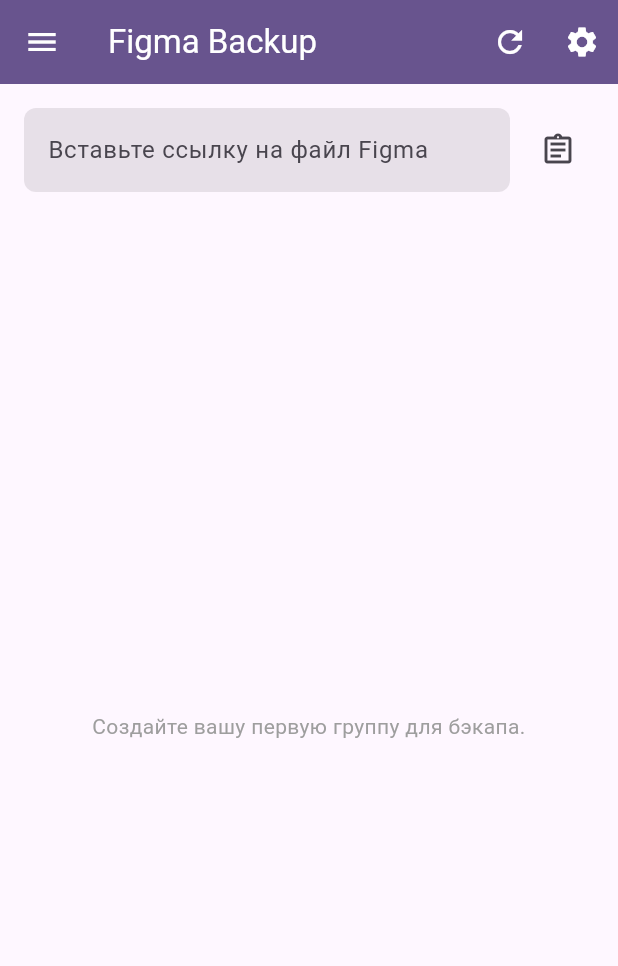
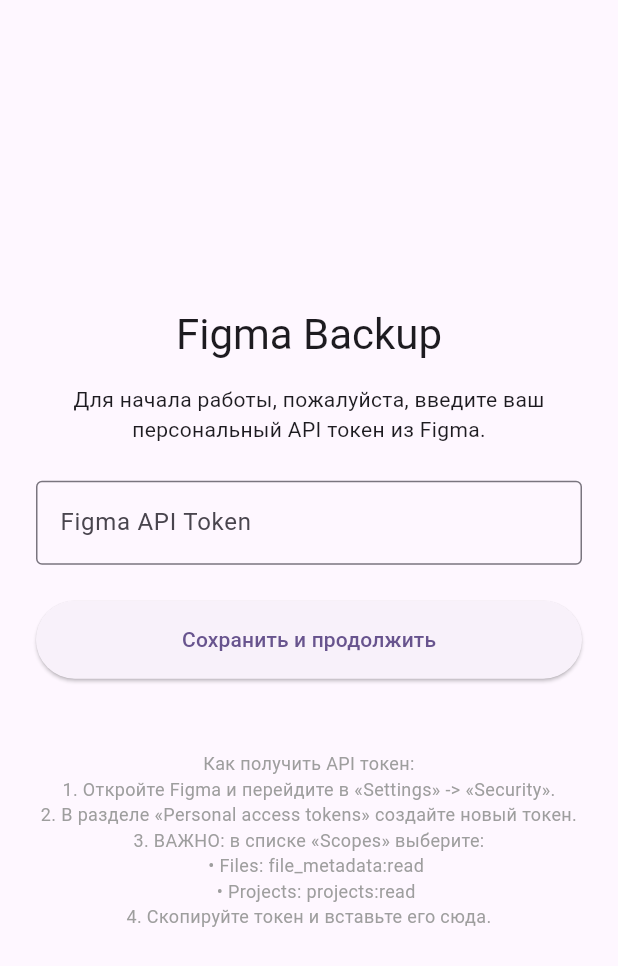
Before and after one commit to xripunov/figma_backup, a Flutter app: the screen it shows after launch, on a phone screen of 412 x 824 dp. Shown: the top 966 px of the screen. Run offline on Flutter 3.47's test engine with Material 3 defaults, Android fonts, the phone set to English and light mode, and no system bars; our stand-ins replace file_picker, shared_preferences, wave; missing offline and left inert: open_file_plus, puppeteer.

Commit message:
первая сессия

```diff
--- a/lib/main.dart
+++ b/lib/main.dart
@@ -1,4 +1,5 @@
 import 'package:figma_bckp/screens/home_screen.dart';
+import 'package:figma_bckp/screens/onboarding_screen.dart';
 import 'package:figma_bckp/services/figma_api_service.dart';
 import 'package:figma_bckp/services/logging_service.dart';
 import 'package:flutter/material.dart';
@@ -9,23 +10,27 @@ void main() async {
   WidgetsFlutterBinding.ensureInitialized();
   await LoggingService().init();
 
+  final settingsService = SettingsService();
+  final token = await settingsService.getToken();
+
   runApp(
     MultiProvider(
       providers: [
         Provider<SettingsService>(
-          create: (_) => SettingsService(),
+          create: (_) => settingsService,
         ),
         Provider<FigmaApiService>(
           create: (_) => FigmaApiService(),
         ),
       ],
-      child: const MyApp(),
+      child: MyApp(isTokenProvided: token != null && token.isNotEmpty),
     ),
   );
 }
 
 class MyApp extends StatelessWidget {
-  const MyApp({super.key});
+  final bool isTokenProvided;
+  const MyApp({super.key, required this.isTokenProvided});
 
   @override
   Widget build(BuildContext context) {
@@ -35,7 +40,7 @@ class MyApp extends StatelessWidget {
         colorScheme: ColorScheme.fromSeed(seedColor: Colors.deepPurple),
         useMaterial3: true,
       ),
-      home: const HomeScreen(),
+      home: isTokenProvided ? const HomeScreen() : const OnboardingScreen(),
     );
   }
 }
--- a/lib/models/backup_group.dart
+++ b/lib/models/backup_group.dart
@@ -10,9 +10,10 @@ class BackupGroup {
   BackupGroup({
     String? id,
     required this.name,
-    this.items = const [],
+    List<BackupItem>? items,
     this.lastBackup,
-  }) : id = id ?? const Uuid().v4();
+  }) : id = id ?? const Uuid().v4(),
+       items = items ?? [];
 
   factory BackupGroup.fromJson(Map<String, dynamic> json) {
     return BackupGroup(
--- a/lib/screens/home_screen.dart
+++ b/lib/screens/home_screen.dart
@@ -64,8 +64,16 @@ class _HomeScreenState extends State<HomeScreen> {
       _groups = [];
       // Optionally, show an error message to the user
     }
+
+    // If no groups exist after loading (and potential migration), create one.
+    if (_groups.isEmpty) {
+      final defaultGroup = BackupGroup(name: 'Мой бэкап');
+      _groups.add(defaultGroup);
+      await _settingsService.saveBackupGroups(_groups);
+      _activeGroup = defaultGroup;
+      await _settingsService.setActiveGroupId(defaultGroup.id);
+    } else {
       final activeGroupId = await _settingsService.getActiveGroupId();
-
       if (_groups.isNotEmpty) {
         _activeGroup = _groups.firstWhere(
           (g) => g.id == activeGroupId,
@@ -74,6 +82,7 @@ class _HomeScreenState extends State<HomeScreen> {
         await _settingsService.setActiveGroupId(_activeGroup!.id);
       } else {
         _activeGroup = null;
+      }
     }
 
     setState(() {
@@ -92,9 +101,11 @@ class _HomeScreenState extends State<HomeScreen> {
         _errorMessage = '''API токен не найден. Пожалуйста, добавьте его в настройках.
 
 Как получить API токен:
-1. Откройте Figma и перейдите в «Help and account» -> «Account settings».
+1. Откройте Figma и перейдите в «Settings» -> «Security».
 2. В разделе «Personal access tokens» создайте новый токен.
-3. ВАЖНО: в выпадающем списке «Scopes» выберите «File Content» с разрешением «Read-only».
+3. ВАЖНО: в списке «Scopes» выберите:
+   • Files: file_metadata:read
+   • Projects: projects:read
 4. Скопируйте токен и вставьте его в настройках этого приложения.''';
       });
       return;
--- /dev/null
+++ b/lib/screens/onboarding_screen.dart
@@ -0,0 +1,104 @@
+
+import 'package:figma_bckp/screens/home_screen.dart';
+import 'package:figma_bckp/services/settings_service.dart';
+import 'package:flutter/material.dart';
+import 'package:provider/provider.dart';
+
+class OnboardingScreen extends StatefulWidget {
+  const OnboardingScreen({super.key});
+
+  @override
+  State<OnboardingScreen> createState() => _OnboardingScreenState();
+}
+
+class _OnboardingScreenState extends State<OnboardingScreen> {
+  final _tokenController = TextEditingController();
+  bool _isLoading = false;
+
+  Future<void> _saveToken() async {
+    if (_tokenController.text.trim().isEmpty) {
+      ScaffoldMessenger.of(context).showSnackBar(
+        const SnackBar(content: Text('Пожалуйста, введите API токен.')),
+      );
+      return;
+    }
+
+    setState(() {
+      _isLoading = true;
+    });
+
+    final settingsService = Provider.of<SettingsService>(context, listen: false);
+    await settingsService.saveToken(_tokenController.text.trim());
+
+    if (mounted) {
+      Navigator.of(context).pushReplacement(
+        MaterialPageRoute(builder: (context) => const HomeScreen()),
+      );
+    }
+  }
+
+  @override
+  Widget build(BuildContext context) {
+    return Scaffold(
+      body: Center(
+        child: Padding(
+          padding: const EdgeInsets.all(24.0),
+          child: ConstrainedBox(
+            constraints: const BoxConstraints(maxWidth: 400),
+            child: Column(
+              mainAxisAlignment: MainAxisAlignment.center,
+              crossAxisAlignment: CrossAxisAlignment.stretch,
+              children: [
+                Text(
+                  'Figma Backup',
+                  textAlign: TextAlign.center,
+                  style: Theme.of(context).textTheme.headlineMedium,
+                ),
+                const SizedBox(height: 16),
+                const Text(
+                  'Для начала работы, пожалуйста, введите ваш персональный API токен из Figma.',
+                  textAlign: TextAlign.center,
+                ),
+                const SizedBox(height: 24),
+                TextField(
+                  controller: _tokenController,
+                  decoration: const InputDecoration(
+                    labelText: 'Figma API Token',
+                    border: OutlineInputBorder(),
+                  ),
+                  obscureText: true,
+                ),
+                const SizedBox(height: 24),
+                ElevatedButton(
+                  onPressed: _isLoading ? null : _saveToken,
+                  style: ElevatedButton.styleFrom(
+                    padding: const EdgeInsets.symmetric(vertical: 16),
+                  ),
+                  child: _isLoading
+                      ? const SizedBox(
+                          width: 24,
+                          height: 24,
+                          child: CircularProgressIndicator(strokeWidth: 3),
+                        )
+                      : const Text('Сохранить и продолжить'),
+                ),
+                const SizedBox(height: 48),
+                const Text(
+                  '''Как получить API токен:
+1. Откройте Figma и перейдите в «Settings» -> «Security».
+2. В разделе «Personal access tokens» создайте новый токен.
+3. ВАЖНО: в списке «Scopes» выберите:
+   • Files: file_metadata:read
+   • Projects: projects:read
+4. Скопируйте токен и вставьте его сюда.''',
+                  textAlign: TextAlign.center,
+                  style: TextStyle(color: Colors.grey, fontSize: 12),
+                ),
+              ],
+            ),
+          ),
+        ),
+      ),
+    );
+  }
+}
```
Also changed, not shown: 1 other file. Lines whose indentation alone changed are shown as unchanged.
